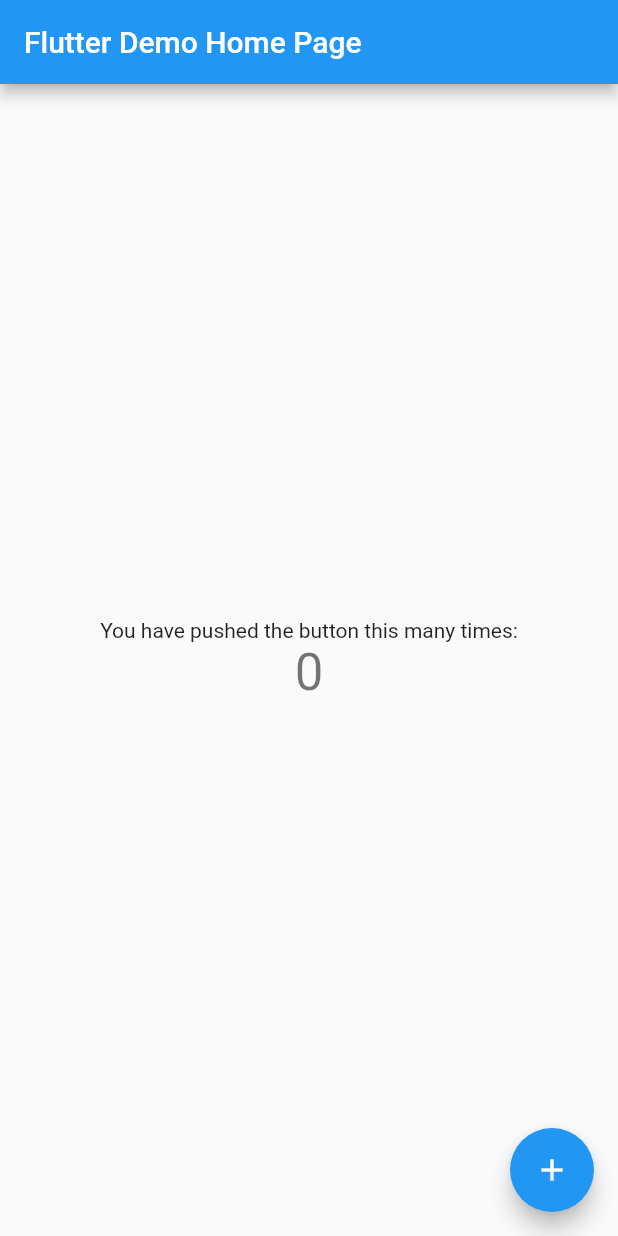
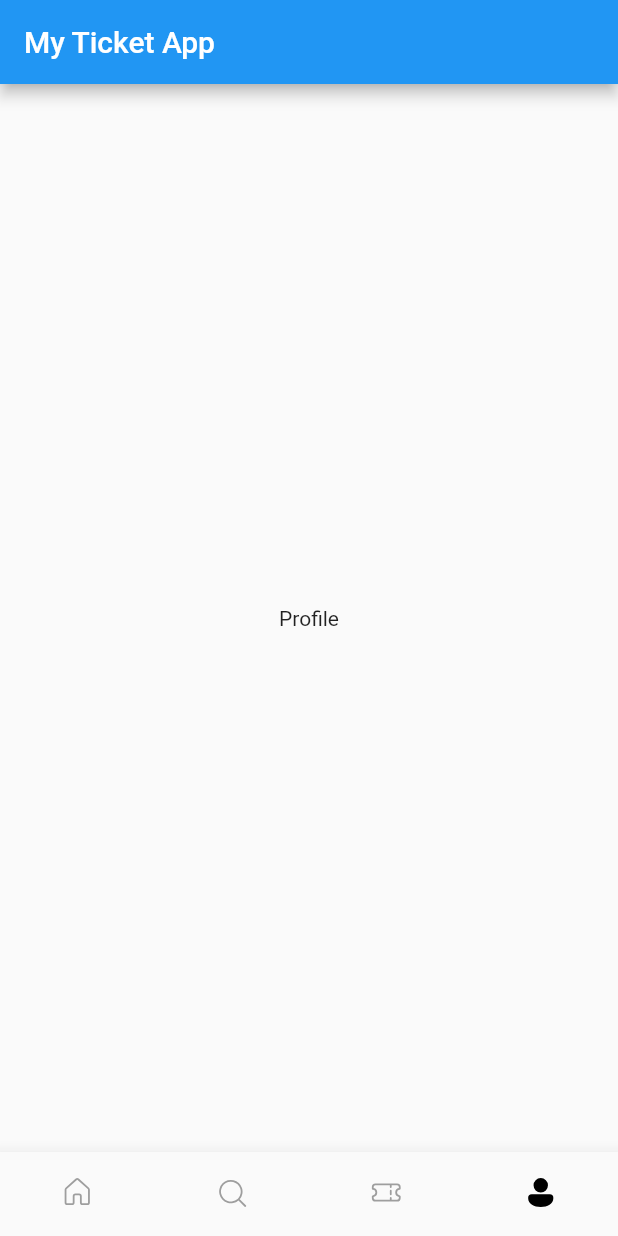
Before and after one commit to kumarsaravana001/ticket-booking-app, a Flutter app: the screen it shows after launch, on a phone screen of 412 x 824 dp. Run offline on Flutter 3.47's test engine with Material 2 defaults, Android fonts, the phone set to English and light mode, and no system bars; our stand-ins replace fluentui_system_icons.

Commit message:
new commit

```diff
--- a/lib/main.dart
+++ b/lib/main.dart
@@ -1,4 +1,5 @@
 import 'package:flutter/material.dart';
+import 'package:ticket_booking_app/screens/bottom_NavBar.dart';
 
 void main() {
   runApp(const MyApp());
@@ -11,105 +12,12 @@ class MyApp extends StatelessWidget {
   @override
   Widget build(BuildContext context) {
     return MaterialApp(
+      debugShowCheckedModeBanner: false,
       title: 'Flutter Demo',
       theme: ThemeData(
-        // This is the theme of your application.
-        //
-        // Try running your application with "flutter run". You'll see the
-        // application has a blue toolbar. Then, without quitting the app, try
-        // changing the primarySwatch below to Colors.green and then invoke
-        // "hot reload" (press "r" in the console where you ran "flutter run",
-        // or simply save your changes to "hot reload" in a Flutter IDE).
-        // Notice that the counter didn't reset back to zero; the application
-        // is not restarted.
         primarySwatch: Colors.blue,
       ),
-      home: const MyHomePage(title: 'Flutter Demo Home Page'),
+      home: const BottomNavBar(),
     );
   }
 }
-
-class MyHomePage extends StatefulWidget {
-  const MyHomePage({super.key, required this.title});
-
-  // This widget is the home page of your application. It is stateful, meaning
-  // that it has a State object (defined below) that contains fields that affect
-  // how it looks.
-
-  // This class is the configuration for the state. It holds the values (in this
-  // case the title) provided by the parent (in this case the App widget) and
-  // used by the build method of the State. Fields in a Widget subclass are
-  // always marked "final".
-
-  final String title;
-
-  @override
-  State<MyHomePage> createState() => _MyHomePageState();
-}
-
-class _MyHomePageState extends State<MyHomePage> {
-  int _counter = 0;
-
-  void _incrementCounter() {
-    setState(() {
-      // This call to setState tells the Flutter framework that something has
-      // changed in this State, which causes it to rerun the build method below
-      // so that the display can reflect the updated values. If we changed
-      // _counter without calling setState(), then the build method would not be
-      // called again, and so nothing would appear to happen.
-      _counter++;
-    });
-  }
-
-  @override
-  Widget build(BuildContext context) {
-    // This method is rerun every time setState is called, for instance as done
-    // by the _incrementCounter method above.
-    //
-    // The Flutter framework has been optimized to make rerunning build methods
-    // fast, so that you can just rebuild anything that needs updating rather
-    // than having to individually change instances of widgets.
-    return Scaffold(
-      appBar: AppBar(
-        // Here we take the value from the MyHomePage object that was created by
-        // the App.build method, and use it to set our appbar title.
-        title: Text(widget.title),
-      ),
-      body: Center(
-        // Center is a layout widget. It takes a single child and positions it
-        // in the middle of the parent.
-        child: Column(
-          // Column is also a layout widget. It takes a list of children and
-          // arranges them vertically. By default, it sizes itself to fit its
-          // children horizontally, and tries to be as tall as its parent.
-          //
-          // Invoke "debug painting" (press "p" in the console, choose the
-          // "Toggle Debug Paint" action from the Flutter Inspector in Android
-          // Studio, or the "Toggle Debug Paint" command in Visual Studio Code)
-          // to see the wireframe for each widget.
-          //
-          // Column has various properties to control how it sizes itself and
-          // how it positions its children. Here we use mainAxisAlignment to
-          // center the children vertically; the main axis here is the vertical
-          // axis because Columns are vertical (the cross axis would be
-          // horizontal).
-          mainAxisAlignment: MainAxisAlignment.center,
-          children: <Widget>[
-            const Text(
-              'You have pushed the button this many times:',
-            ),
-            Text(
-              '$_counter',
-              style: Theme.of(context).textTheme.headlineMedium,
-            ),
-          ],
-        ),
-      ),
-      floatingActionButton: FloatingActionButton(
-        onPressed: _incrementCounter,
-        tooltip: 'Increment',
-        child: const Icon(Icons.add),
-      ), // This trailing comma makes auto-formatting nicer for build methods.
-    );
-  }
-}
--- /dev/null
+++ b/lib/screens/bottom_navbar.dart
@@ -0,0 +1,68 @@
+import 'package:flutter/material.dart';
+import 'package:fluentui_system_icons/fluentui_system_icons.dart';
+import 'package:ticket_booking_app/screens/search_screen.dart';
+
+import 'home_screen.dart';
+
+class BottomNavBar extends StatefulWidget {
+  const BottomNavBar({super.key});
+
+  @override
+  State<BottomNavBar> createState() => _BottomNavBarState();
+}
+
+class _BottomNavBarState extends State<BottomNavBar> {
+  int _selectedIndex = 3;
+
+  static final _widgetOptions = [
+    HomeScreen(),
+    SearchScreen(),
+    const Text("Ticket"),
+    const Text("Profile"),
+  ];
+
+  void _onItemTapped(int index) {
+    setState(() {
+      _selectedIndex = index;
+    });
+  }
+
+  @override
+  Widget build(BuildContext context) {
+    return Scaffold(
+      appBar: AppBar(
+        title: const Text("My Ticket App"),
+      ),
+      body: Center(child: _widgetOptions[_selectedIndex]),
+      bottomNavigationBar: BottomNavigationBar(
+        type: BottomNavigationBarType.fixed,
+        currentIndex: _selectedIndex,
+        onTap: _onItemTapped,
+        elevation: 10,
+        showSelectedLabels: false,
+        showUnselectedLabels: false,
+        selectedItemColor: Colors.black,
+        unselectedItemColor: Colors.grey,
+        items: const [
+          BottomNavigationBarItem(
+              icon: Icon(FluentIcons.home_20_regular),
+              activeIcon: Icon(FluentIcons.home_20_filled),
+              label: "home"),
+          BottomNavigationBarItem(
+              icon: Icon(FluentIcons.search_20_regular),
+              activeIcon: Icon(FluentIcons.search_20_filled),
+              label: "search"),
+          BottomNavigationBarItem(
+              icon: Icon(FluentIcons.ticket_horizontal_20_regular),
+              activeIcon: Icon(FluentIcons.ticket_horizontal_20_filled),
+              label: "ticket"),
+          BottomNavigationBarItem(
+              icon: Icon(FluentIcons.person_20_regular),
+              activeIcon: Icon(FluentIcons.person_20_filled),
+              label: "account"),
+        ],
+      ),
+    );
+    //Placeholder();
+  }
+}
--- a/pubspec.yaml
+++ b/pubspec.yaml
@@ -35,6 +35,7 @@ dependencies:
   # The following adds the Cupertino Icons font to your application.
   # Use with the CupertinoIcons class for iOS style icons.
   cupertino_icons: ^1.0.2
+  fluentui_system_icons: ^1.1.186
 
 dev_dependencies:
   flutter_test:
```
Also changed, not shown: lib/screens/home_screen.dart (added, +43 -0 lines), lib/screens/search_screen.dart (added, +14 -0 lines), pubspec.lock.
